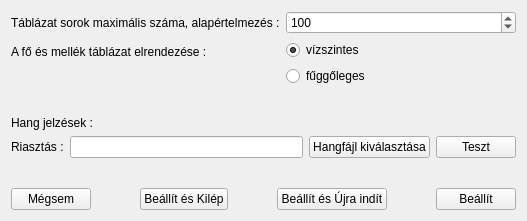
The window that lv2g/gsetup.ui (csikfer/lanview2) describes before a commit, drawn with Qt 5.
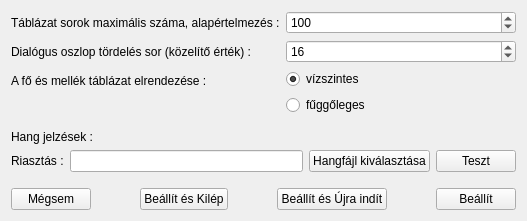
The same window after the commit.

```diff
--- a/lv2g/gsetup.ui
+++ b/lv2g/gsetup.ui
@@ -39,14 +39,14 @@
        </property>
       </widget>
      </item>
-     <item row="1" column="0">
+     <item row="2" column="0">
       <widget class="QLabel" name="labelOrientation">
        <property name="text">
         <string>A fő és mellék táblázat elrendezése :</string>
        </property>
       </widget>
      </item>
-     <item row="1" column="1">
+     <item row="2" column="1">
       <layout class="QVBoxLayout" name="verticalLayout">
        <item>
         <widget class="QRadioButton" name="radioButtonHorizontal">
@@ -67,6 +67,26 @@
        </item>
       </layout>
      </item>
+     <item row="1" column="0">
+      <widget class="QLabel" name="label_4">
+       <property name="text">
+        <string>Dialógus oszlop tördelés sor (közelítő érték) :</string>
+       </property>
+      </widget>
+     </item>
+     <item row="1" column="1">
+      <widget class="QSpinBox" name="spinBoxDialogRows">
+       <property name="minimum">
+        <number>8</number>
+       </property>
+       <property name="maximum">
+        <number>24</number>
+       </property>
+       <property name="value">
+        <number>16</number>
+       </property>
+      </widget>
+     </item>
     </layout>
    </item>
    <item>
```
